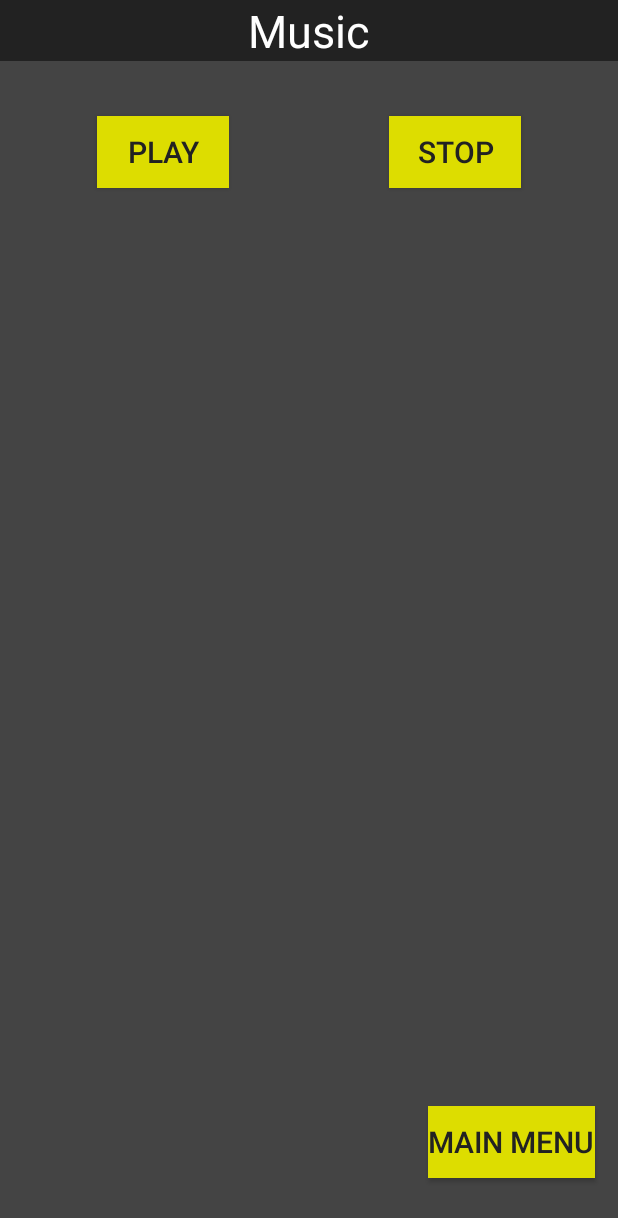
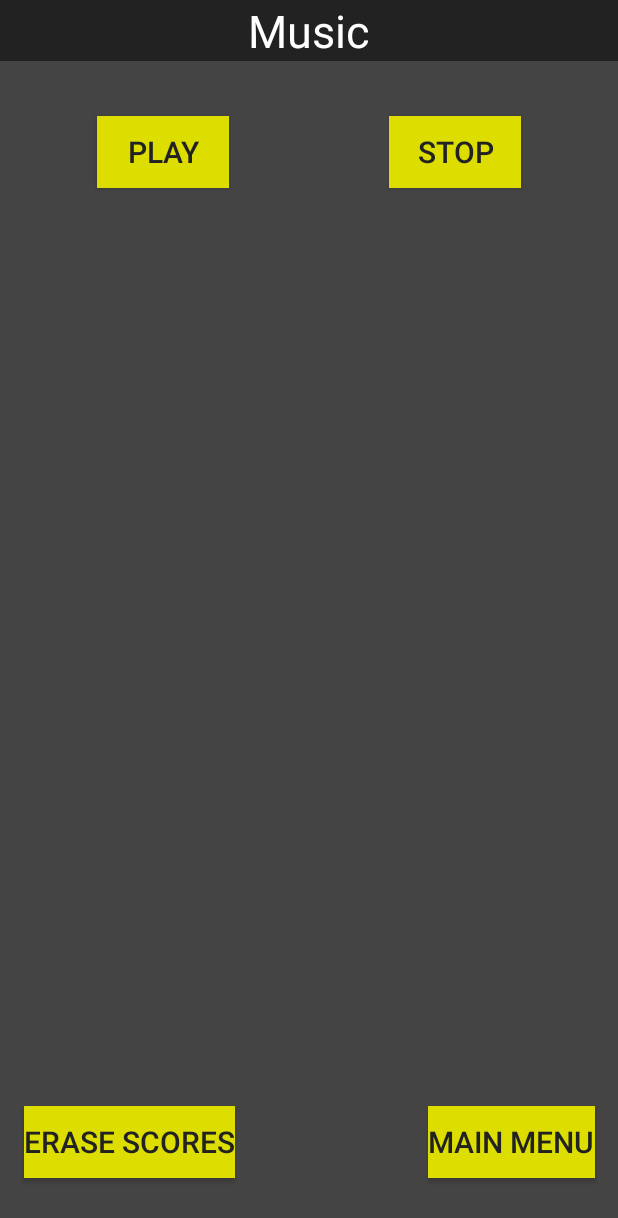
Before and after one commit to uppercasePhi/Snake-Project, an Android app: the Settings screen opened directly, with no data from a screen before it, on a phone screen of 412 x 824 dp. Shown: the top 1218 px of the screen. Run offline under Robolectric (Android 15) with nearby library versions, the phone set to English and light mode, and no system bars.

Commit message:
Added erase scores feature

```diff
--- a/app/src/main/java/com/snakeproject/GameActivity.kt
+++ b/app/src/main/java/com/snakeproject/GameActivity.kt
@@ -1,6 +1,7 @@
 package com.snakeproject
 
 import android.content.DialogInterface
+import android.content.Intent
 import android.os.Bundle
 import androidx.appcompat.app.AlertDialog
 import androidx.appcompat.app.AppCompatActivity
@@ -38,7 +39,10 @@ class GameActivity : AppCompatActivity() {
 
     private fun onDeath() {
         snakeGame.pauseGame()
-        finish()
+        val intent = Intent(this, DeathScreenActivity::class.java)
+        intent.putExtra("score", snakeGame.score)
+        startActivity(intent)
+        //finish()
     }
 
     override fun onResume() {
--- a/app/src/main/java/com/snakeproject/LeaderBoard.kt
+++ b/app/src/main/java/com/snakeproject/LeaderBoard.kt
@@ -26,7 +26,7 @@ class LeaderBoard : AppCompatActivity() {
         listView = findViewById(R.id.main_listview)
 
 
-        var l = scoreManager.getTopScores(10).map { it.toString() }.toTypedArray()
+        val l = scoreManager.getTopScores(10).map { it.toString() }.toTypedArray()
         listView.adapter = ArrayAdapter<String>(this, android.R.layout.simple_list_item_1, l)
 
 //        val listView = findViewById<ListView>(R.id.main_listview)
--- a/app/src/main/java/com/snakeproject/ScoreManager.kt
+++ b/app/src/main/java/com/snakeproject/ScoreManager.kt
@@ -18,6 +18,11 @@ object scoreManager {
     }
 
 
+    fun eraseScores() {
+        file.delete()
+    }
+
+
     fun getTopScores(top: Int): List<Int> {
         if (!file.exists()) {
             return emptyList()
--- a/app/src/main/java/com/snakeproject/Settings.kt
+++ b/app/src/main/java/com/snakeproject/Settings.kt
@@ -1,22 +1,38 @@
 package com.snakeproject
 
+import android.content.DialogInterface
 import android.content.Intent
 import android.os.Bundle
+import androidx.appcompat.app.AlertDialog
 import androidx.appcompat.app.AppCompatActivity
 import kotlinx.android.synthetic.main.activity_settings.*
 import kotlinx.android.synthetic.main.activity_shop.main_menu_button
 
 class Settings : AppCompatActivity() {
+
+    lateinit var eraseConfirm: AlertDialog
+
     override fun onCreate(savedInstanceState: Bundle?) {
         super.onCreate(savedInstanceState)
         setContentView(R.layout.activity_settings)
         val kitNumber = intent.getIntExtra("kit", 0)
+
+        val builder = AlertDialog.Builder(this)
+        builder.setTitle("Are you sure? This action is irreversible.")
+        builder.setNegativeButton("No") { _: DialogInterface, _: Int -> }
+        builder.setPositiveButton("Yes") { _: DialogInterface, _: Int -> scoreManager.eraseScores() }
+
+        eraseConfirm = builder.create()
 
         main_menu_button.setOnClickListener {
             val intent = Intent(this, MainActivity::class.java)
             intent.putExtra("kit", kitNumber)
 
             startActivity(intent)
+        }
+
+        erase_scores.setOnClickListener {
+            eraseConfirm.show()
         }
 
         fun onPlay() {
--- a/app/src/main/java/com/snakeproject/SnakeGame.kt
+++ b/app/src/main/java/com/snakeproject/SnakeGame.kt
@@ -46,7 +46,7 @@ class SnakeGame(context: Context, level: Int, kitNumber: Int) : View(context) {
     private var snakeXs = Array(maxSnakeLength) { 0 }
     private var snakeYs = Array(maxSnakeLength) { 0 }
 
-    private var score: Int = 0
+    public var score: Int = 0
 
     lateinit var deadCallback: () -> Unit
     private val tickTimer = Timer()
--- a/app/src/main/res/layout/activity_settings.xml
+++ b/app/src/main/res/layout/activity_settings.xml
@@ -69,4 +69,18 @@
             app:layout_constraintHorizontal_bias="0.95"
             app:layout_constraintVertical_bias="0.95"/>
 
+    <Button android:layout_width="wrap_content"
+            android:layout_height="wrap_content"
+            android:background="@color/colorTwo"
+            android:textColor="@color/colorThree"
+            android:textSize="20sp"
+            android:text="@string/erase_scores"
+            android:id="@+id/erase_scores"
+
+            app:layout_constraintBottom_toBottomOf="parent"
+            app:layout_constraintLeft_toLeftOf="parent"
+            app:layout_constraintRight_toRightOf="parent"
+            app:layout_constraintTop_toTopOf="parent" app:layout_constraintHorizontal_bias="0.059"
+            app:layout_constraintVertical_bias="0.95"/>
+
 </androidx.constraintlayout.widget.ConstraintLayout>
--- a/app/src/main/res/values/strings.xml
+++ b/app/src/main/res/values/strings.xml
@@ -5,7 +5,7 @@
     <string name="play_button">Play</string>
     <string name="shop_button">Themes</string>
     <string name="settings_button">Settings</string>
-    <string name="records_button">Records</string>
+    <string name="leaderboards_button">Leaderboards</string>
 
     <string name="level_select">Level Select</string>
     <string name="levels">Levels:</string>
@@ -31,4 +31,7 @@
     <string name="cyan_and_purple">Cyan and purple</string>
     <string name="red_and_blue">Red and blue</string>
     <string name="cherry_and_teal">Cherry and teal</string>
+    <string name="your_score_is">Your score is</string>
+    <string name="next">Next</string>
+    <string name="erase_scores">Erase scores</string>
 </resources>
```
Also changed, not shown: app/src/main/AndroidManifest.xml (+19 -12 lines), app/src/main/java/com/snakeproject/DeathScreenActivity.kt (added, +22 -0 lines), app/src/main/res/layout/activity_death_screen.xml (added, +31 -0 lines), app/src/main/res/layout/activity_main.xml (+5 -5 lines), app/build.gradle (line endings or trailing spaces).
